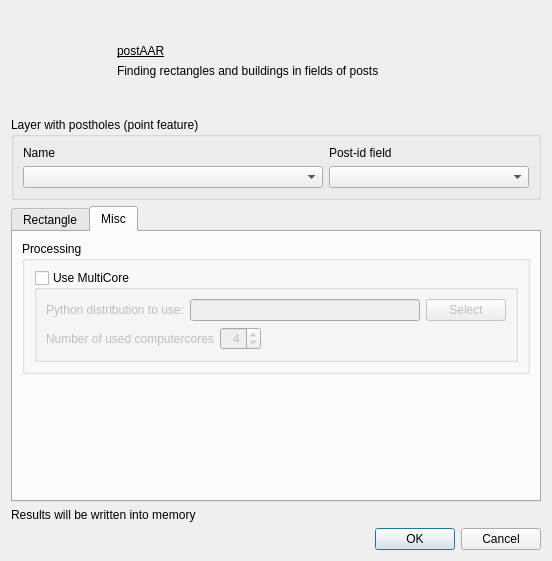
The window that postaar_dialog_base.ui (ISAAKiel/postAAR-python) describes before a commit, drawn with Qt 5.
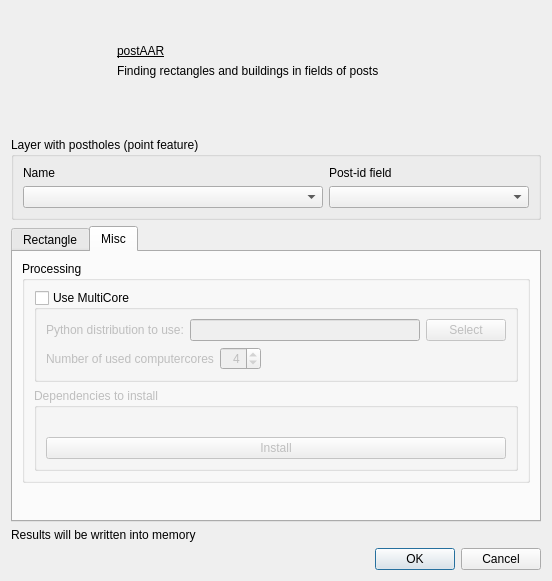
The same window after the commit. The open tabs and pages were chosen to show the change. Icons and pictures are not drawn. Custom widgets are drawn as their Qt base class.

Commit message: added check and info for shapely

The edit to the form file:
```diff
--- a/postaar_dialog_base.ui
+++ b/postaar_dialog_base.ui
@@ -121,6 +121,21 @@
      </item>
     </layout>
    </item>
+   <item>
+    <widget class="QLabel" name="lWarning">
+     <property name="enabled">
+      <bool>false</bool>
+     </property>
+     <property name="styleSheet">
+      <string notr="true">font: 75 18pt &quot;MS Shell Dlg 2&quot;;
+text-decoration: underline;
+color: rgb(255, 0, 0);</string>
+     </property>
+     <property name="text">
+      <string/>
+     </property>
+    </widget>
+   </item>
    <item alignment="Qt::AlignLeft|Qt::AlignVCenter">
     <widget class="QGroupBox" name="gbLayer">
      <property name="title">
@@ -757,6 +772,32 @@
             </layout>
            </widget>
           </item>
+          <item>
+           <widget class="QGroupBox" name="gBDependencies">
+            <property name="enabled">
+             <bool>false</bool>
+            </property>
+            <property name="title">
+             <string>Dependencies to install</string>
+            </property>
+            <layout class="QVBoxLayout" name="verticalLayout_19">
+             <item>
+              <widget class="QLabel" name="lUnfilledDependencies">
+               <property name="text">
+                <string/>
+               </property>
+              </widget>
+             </item>
+             <item>
+              <widget class="QPushButton" name="pBDependenciesInstall">
+               <property name="text">
+                <string>Install</string>
+               </property>
+              </widget>
+             </item>
+            </layout>
+           </widget>
+          </item>
          </layout>
         </widget>
        </item>
```
The commit also changes 1 other file.
